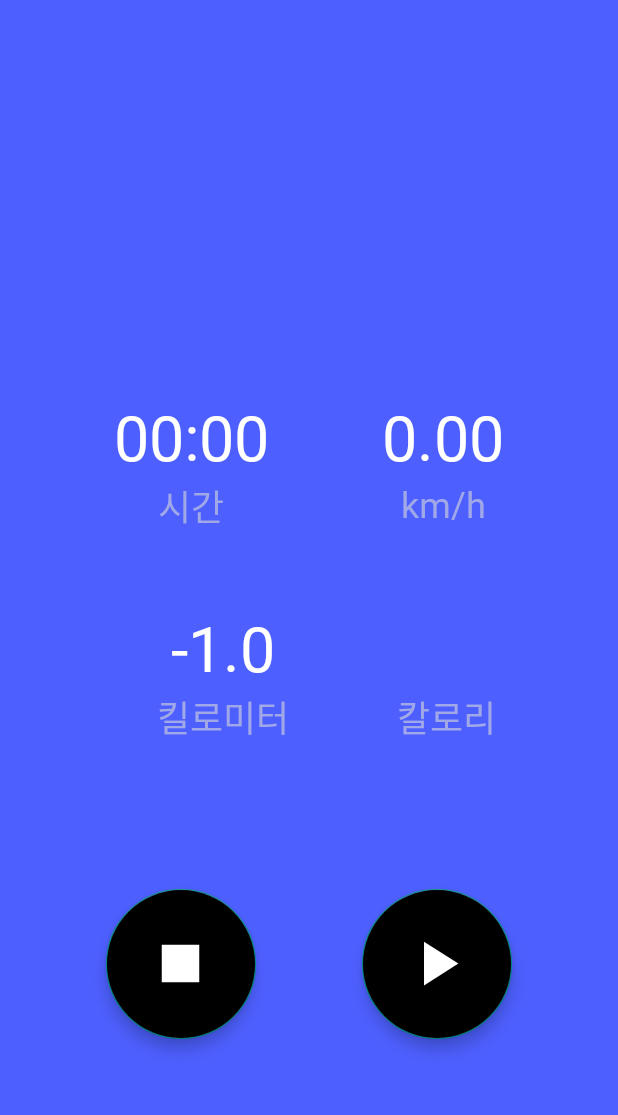
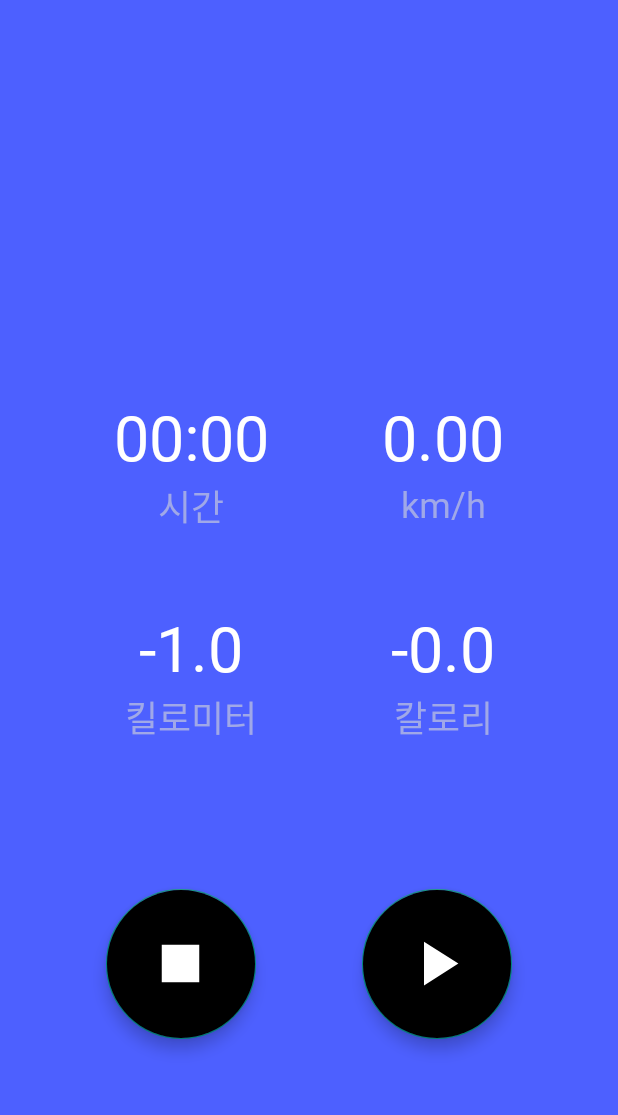
Before and after one commit to agfalcon/lbs_newrun, an Android app: the RunActivity screen opened directly, with no data from a screen before it, after a tap on an icon or button, on a phone screen of 412 x 824 dp, the part 53-1168 px from its top. Run offline under Robolectric (Android 15) with nearby library versions, the phone set to English and light mode, and no system bars; 3 statements that could not run were skipped.

Commit message:
달리기 오류 수정

```diff
--- a/app/src/main/java/kr/ac/kumoh/newrun/presentation/run/RunActivity.kt
+++ b/app/src/main/java/kr/ac/kumoh/newrun/presentation/run/RunActivity.kt
@@ -33,7 +33,7 @@ class RunActivity : AppCompatActivity() {
             val velocity = intent.getDoubleExtra(VELOCITY_DATA_INFO, -1.0)
             timeRecord = intent.getParcelableArrayExtra(TIME_RECORD, TimeRecordData::class.java)!!
             if(time==-1 || distance == -1.0 || velocity == -1.0) return
-            binding.kmValueTextView.text = distance.toString()
+            binding.kmValueTextView.text = String.format("%.2f",distance)
             binding.velocityValueTextView.text = String.format("%.2f",velocity)
             binding.timeValueTextView.text = String.format("%02d:%02d", time/60, time%60)
         }
--- a/app/src/main/java/kr/ac/kumoh/newrun/presentation/run/RunDataActivity.kt
+++ b/app/src/main/java/kr/ac/kumoh/newrun/presentation/run/RunDataActivity.kt
@@ -62,6 +62,7 @@ class RunDataActivity : AppCompatActivity(), OnMapReadyCallback {
         binding.kmValueTextView.text = distance.toString()
         binding.velocityValueTextView.text = String.format("%.2f",velocity)
         binding.timeValueTextView.text = String.format("%02d:%02d", time!!/60, time!!%60)
+        binding.calorieValueTextView.text = (distance!!*(time!!/60.0/60.0)*900).toString()
 
 
         binding.stopButton.setOnClickListener {
--- a/app/src/main/res/layout/activity_run_data.xml
+++ b/app/src/main/res/layout/activity_run_data.xml
@@ -79,8 +79,8 @@
         android:textColor="@color/white"
         android:textSize="42sp"
         app:layout_constraintTop_toBottomOf="@id/timeTextView"
-        app:layout_constraintStart_toStartOf="parent"
-        app:layout_constraintEnd_toStartOf="@id/calorieValueTextView"
+        app:layout_constraintStart_toStartOf="@id/timeTextView"
+        app:layout_constraintEnd_toEndOf="@id/timeTextView"
          />
 
     <TextView
@@ -92,8 +92,8 @@
         android:textColor="@color/white"
         android:textSize="42sp"
         app:layout_constraintTop_toTopOf="@id/kmValueTextView"
-        app:layout_constraintEnd_toEndOf="parent"
-        app:layout_constraintStart_toEndOf="@id/kmValueTextView"
+        app:layout_constraintEnd_toEndOf="@id/velocityTextView"
+        app:layout_constraintStart_toStartOf="@id/velocityTextView"
         />
 
     <TextView
```
Also changed, not shown: app/src/main/java/kr/ac/kumoh/newrun/service/MyLocationService.kt (+20 -19 lines).
